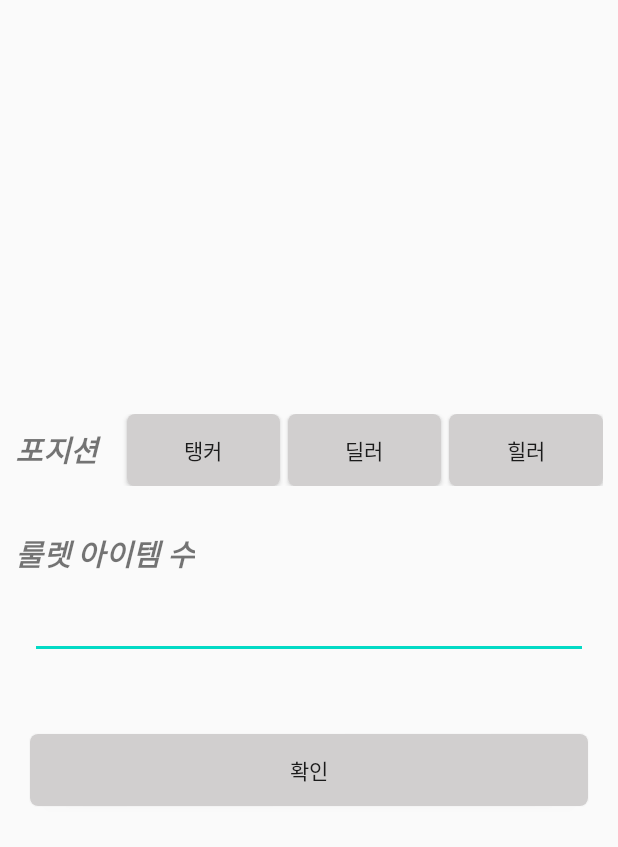
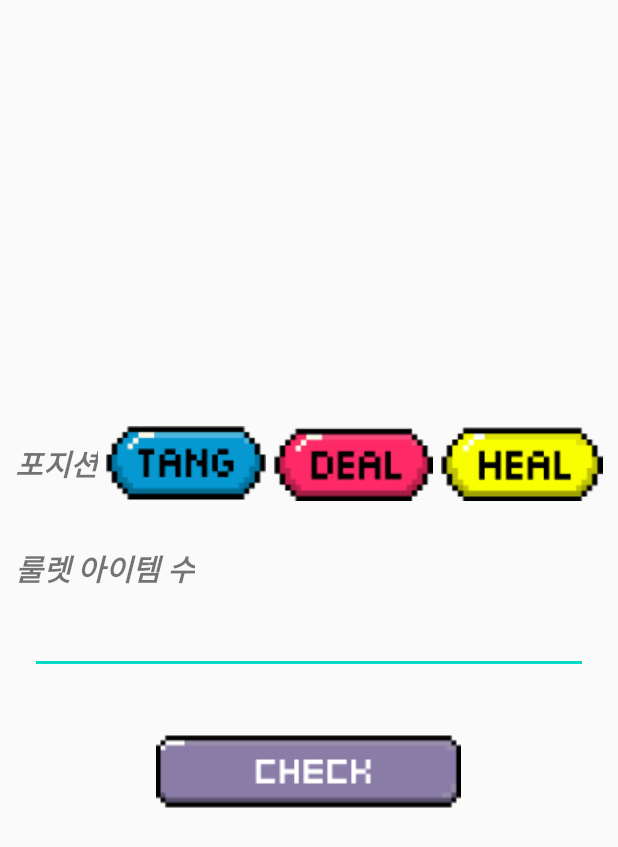
Before and after one commit to 980101/RandomOverwatch, an Android app: the screen it shows after launch (MainActivity), on a phone screen of 412 x 824 dp. Shown: the top 847 px of the screen. Run offline under Robolectric (Android 15) with nearby library versions, the phone set to English and light mode, and no system bars.

Commit message:
버튼 디자인 적용 in 기본화면

```diff
--- a/app/src/main/res/layout/activity_main.xml
+++ b/app/src/main/res/layout/activity_main.xml
@@ -2,7 +2,7 @@
 <LinearLayout xmlns:android="http://schemas.android.com/apk/res/android"
     android:orientation="vertical"
     android:padding="10dp"
-    android:gravity="center_vertical"
+    android:gravity="center"
     xmlns:tools="http://schemas.android.com/tools"
     android:layout_width="match_parent"
     android:layout_height="match_parent"
@@ -17,7 +17,7 @@
         <TextView
             android:layout_width="wrap_content"
             android:layout_height="wrap_content"
-            android:layout_weight="1"
+            android:layout_weight="0"
             android:text="포지션"
             android:textSize="20sp"
             android:textStyle="bold|italic"/>
@@ -26,28 +26,25 @@
             android:id="@+id/btn_tang"
             android:layout_width="wrap_content"
             android:layout_height="wrap_content"
+            android:layout_marginLeft="5dp"
             android:layout_weight="1"
-            android:layout_marginLeft="5dp"
-            android:text="탱커"
-            android:background="@drawable/button_default"/>
+            android:background="@drawable/btn_pos_tang" />
 
         <Button
             android:id="@+id/btn_deal"
             android:layout_width="wrap_content"
             android:layout_height="wrap_content"
+            android:layout_marginLeft="5dp"
             android:layout_weight="1"
-            android:layout_marginLeft="5dp"
-            android:text="딜러"
-            android:background="@drawable/button_default"/>
+            android:background="@drawable/btn_pos_deal" />
 
         <Button
             android:id="@+id/btn_heal"
             android:layout_width="wrap_content"
             android:layout_height="wrap_content"
+            android:layout_marginLeft="5dp"
             android:layout_weight="1"
-            android:layout_marginLeft="5dp"
-            android:text="힐러"
-            android:background="@drawable/button_default"/>
+            android:background="@drawable/btn_pos_heal" />
 
     </LinearLayout>
 
@@ -78,12 +75,9 @@
 
     <Button
         android:id="@+id/btn_check"
-        android:layout_width="match_parent"
+        android:layout_width="wrap_content"
         android:layout_height="wrap_content"
-        android:layout_marginVertical="10dp"
         android:layout_marginHorizontal="10dp"
-        android:text="확인"
-        android:background="@drawable/button_default"/>
-
+        android:background="@drawable/btn_check" />
 
 </LinearLayout>
```
Also changed, not shown: app/src/main/res/drawable/btn_check.png (added), app/src/main/res/drawable/btn_pos_deal.png (added), app/src/main/res/drawable/btn_pos_heal.png (added), app/src/main/res/drawable/btn_pos_tang.png (added).
